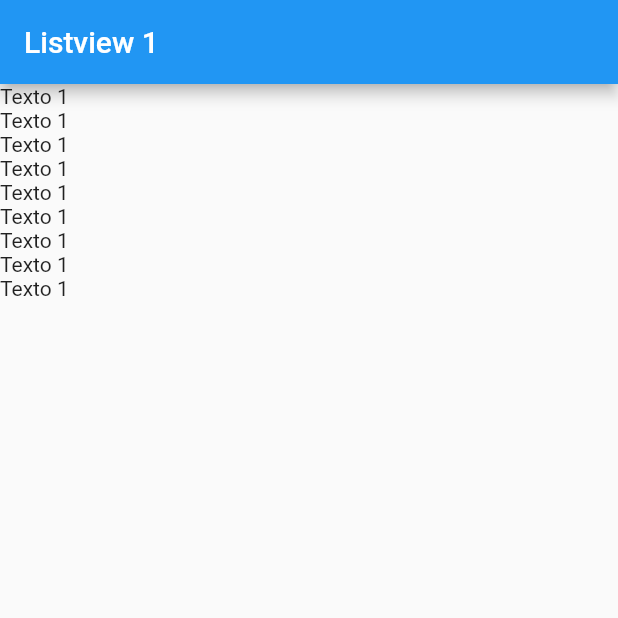
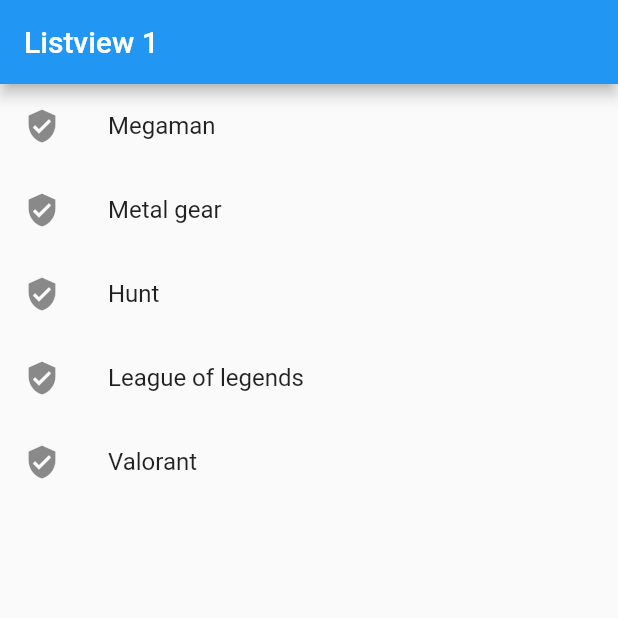
Before and after one commit to cobasesp/flutter-components, a Flutter app: the screen it shows after launch, on a phone screen of 412 x 824 dp, the top half of it. Run offline on Flutter 3.47's test engine with Material 2 defaults, Android fonts, the phone set to English and light mode, and no system bars.

Commit message:
ListTiles y listas

```diff
--- a/lib/screen/listview1_screen.dart
+++ b/lib/screen/listview1_screen.dart
@@ -2,21 +2,24 @@ import 'package:flutter/material.dart';
 
 class Listview1Screen extends StatelessWidget {
   const Listview1Screen({Key? key}) : super(key: key);
+
+  final games = const [
+    "Megaman",
+    "Metal gear",
+    "Hunt",
+    "League of legends",
+    "Valorant"
+  ];
 
   @override
   Widget build(BuildContext context) {
     return Scaffold(
         appBar: AppBar(title: const Text("Listview 1")),
         body: ListView(children: [
-          Text('Texto 1'),
-          Text('Texto 1'),
-          Text('Texto 1'),
-          Text('Texto 1'),
-          Text('Texto 1'),
-          Text('Texto 1'),
-          Text('Texto 1'),
-          Text('Texto 1'),
-          Text('Texto 1'),
+          ...games
+              .map((e) =>
+                  ListTile(leading: Icon(Icons.verified_user), title: Text(e)))
+              .toList()
         ]));
   }
 }
```
